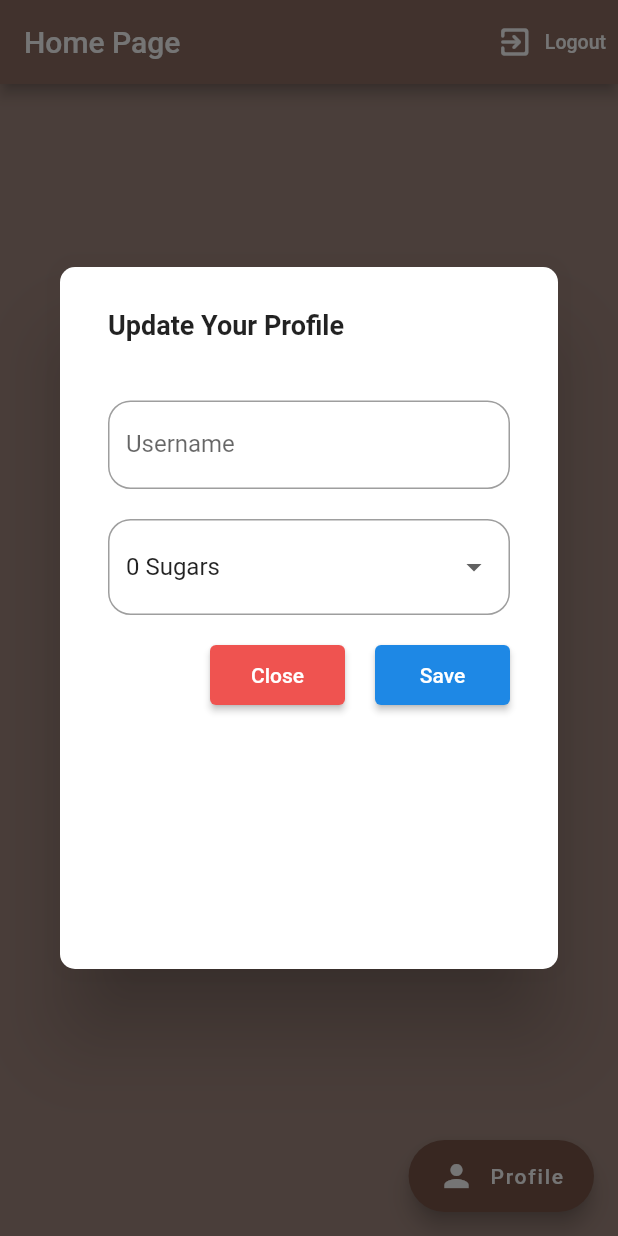
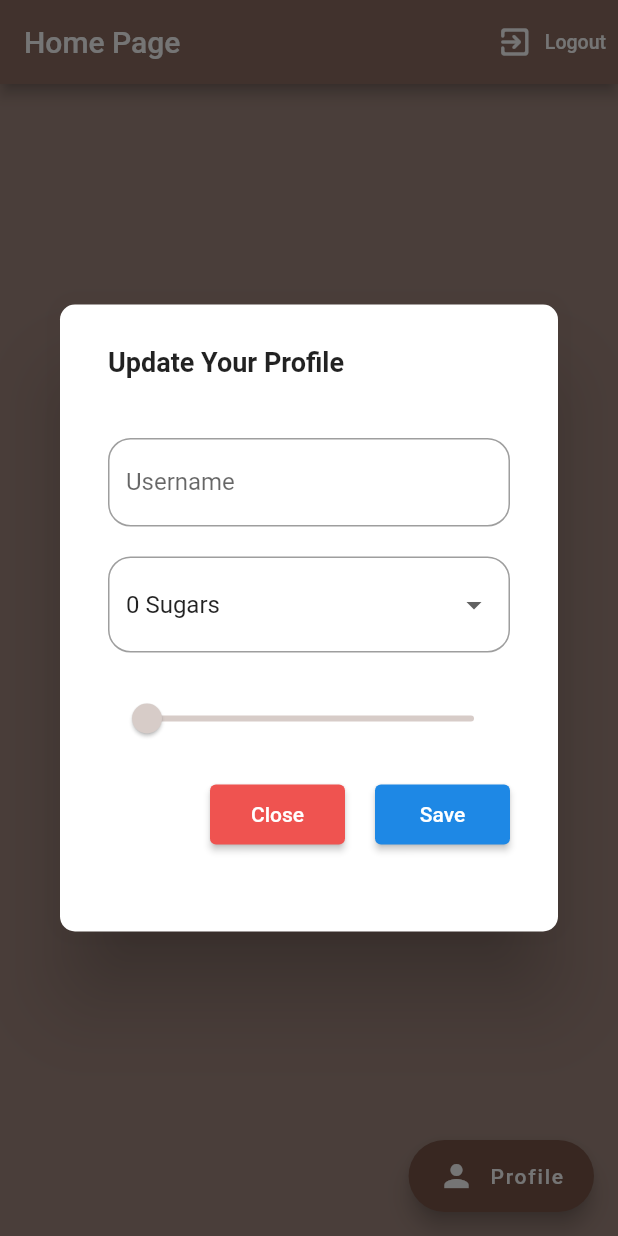
Before and after one commit to 0x1m4o/Flutter-Firebase, a Flutter app: the screen it shows once a user with an empty profile is signed in, after a tap on "Profile", on a phone screen of 412 x 824 dp. Run offline on Flutter 3.47's test engine with Material 2 defaults, Android fonts, the phone set to English and light mode, and no system bars; our stand-ins replace cloud_firestore, firebase_auth, firebase_core, flutter_spinkit; accounts and stored records are empty.

Commit message:
Add a slider to strength of the coffee

```diff
--- a/lib/screens/home/home.dart
+++ b/lib/screens/home/home.dart
@@ -14,7 +14,9 @@ class Home extends StatelessWidget {
     void _showSettingsPanel() {
       showDialog(
           context: context,
-          builder: (context) => new AlertDialog(
+          builder: (context) => Center(
+                child: SingleChildScrollView(
+                  child: new AlertDialog(
                     shape: RoundedRectangleBorder(
                         borderRadius: BorderRadius.all(Radius.circular(10.0))),
                     content: Builder(
@@ -24,11 +26,13 @@ class Home extends StatelessWidget {
                         var width = MediaQuery.of(context).size.width;
 
                         return Container(
-                      height: height - 400,
+                          height: height - 450,
                           width: width,
                           child: DialogContent(),
                         );
                       },
+                    ),
+                  ),
                 ),
               ));
     }
--- a/lib/screens/home/settings_form.dart
+++ b/lib/screens/home/settings_form.dart
@@ -74,6 +74,20 @@ class _DialogContentState extends State<DialogContent> {
             SizedBox(
               height: 20,
             ),
+            Slider(
+              value: (_currentStrength ?? 100).toDouble(),
+              onChanged: (value) => setState(() {
+                _currentStrength = value.round();
+              }),
+              min: 100,
+              max: 900,
+              divisions: 8,
+              activeColor: Colors.brown[_currentStrength ?? 100],
+              inactiveColor: Colors.brown[_currentStrength ?? 100 ],
+            ),
+            SizedBox(
+              height: 20,
+            ),
             Row(
               mainAxisAlignment: MainAxisAlignment.end,
               children: [
```
Lines whose indentation alone changed are shown as unchanged.
